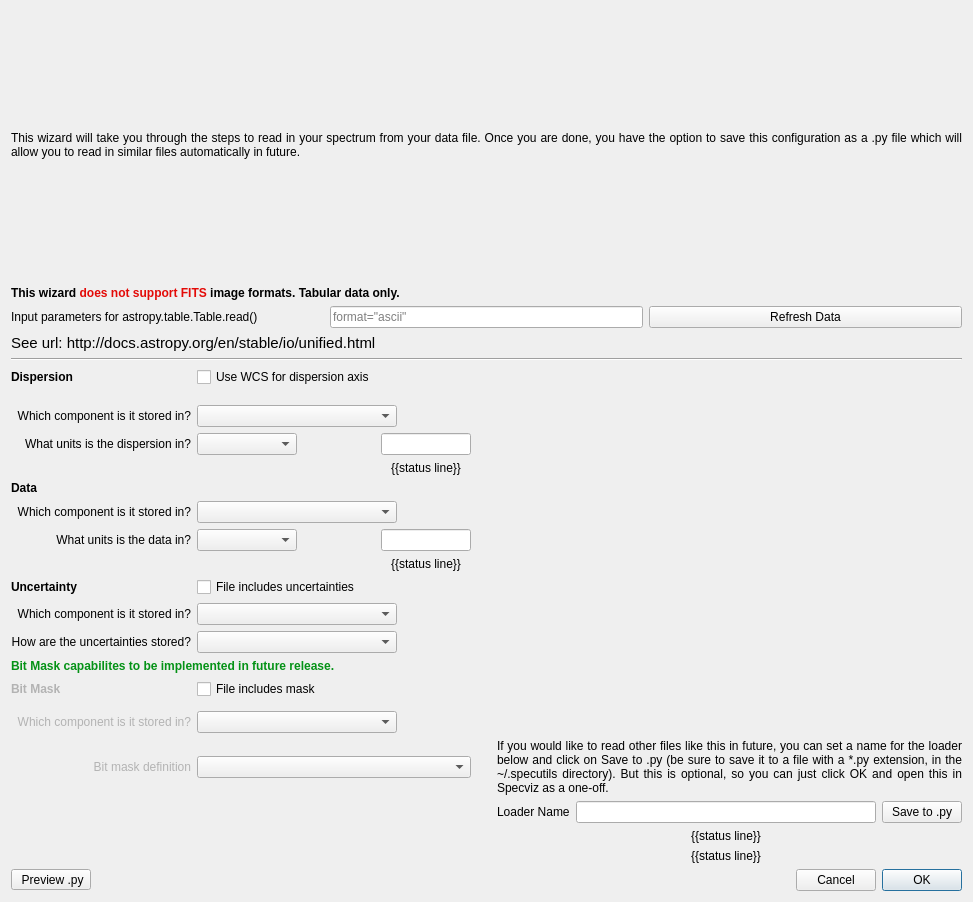
The window that specviz/plugins/loader_wizard/loader_wizard.ui (spacetelescope/specviz) describes before a commit, drawn with Qt 5.
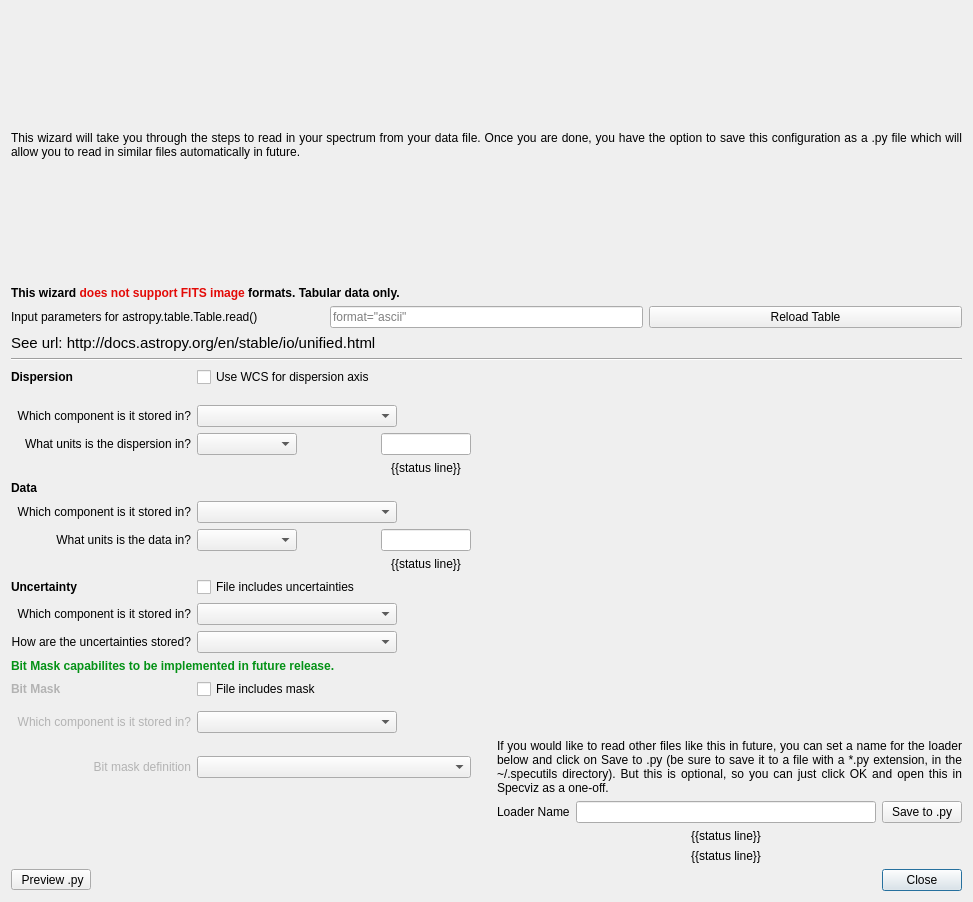
The same window after the commit.

The edit to the form file:
```diff
--- a/specviz/plugins/loader_wizard/loader_wizard.ui
+++ b/specviz/plugins/loader_wizard/loader_wizard.ui
@@ -36,7 +36,7 @@
    <item>
     <widget class="QLabel" name="label_8">
      <property name="text">
-      <string>&lt;html&gt;&lt;head/&gt;&lt;body&gt;&lt;p&gt;&lt;span style=&quot; font-weight:600; color:#000000;&quot;&gt;This wizard &lt;/span&gt;&lt;span style=&quot; font-weight:600; color:#e30a07;&quot;&gt;does not support FITS&lt;/span&gt;&lt;span style=&quot; font-weight:600; color:#000000;&quot;&gt; image formats. Tabular data only.&lt;/span&gt;&lt;/p&gt;&lt;/body&gt;&lt;/html&gt;</string>
+      <string>&lt;html&gt;&lt;head/&gt;&lt;body&gt;&lt;p&gt;&lt;span style=&quot; font-weight:600; color:#000000;&quot;&gt;This wizard &lt;/span&gt;&lt;span style=&quot; font-weight:600; color:#e30a07;&quot;&gt;does not support FITS image&lt;/span&gt;&lt;span style=&quot; font-weight:600; color:#000000;&quot;&gt; formats. Tabular data only.&lt;/span&gt;&lt;/p&gt;&lt;/body&gt;&lt;/html&gt;</string>
      </property>
     </widget>
    </item>
@@ -85,7 +85,7 @@
        <item>
         <widget class="QPushButton" name="button_refresh_data">
          <property name="text">
-          <string>Refresh Data</string>
+          <string>Reload Table</string>
          </property>
         </widget>
        </item>
@@ -615,17 +615,10 @@
        </property>
       </spacer>
      </item>
-     <item>
-      <widget class="QPushButton" name="button_cancel">
-       <property name="text">
-        <string>Cancel</string>
-       </property>
-      </widget>
-     </item>
      <item>
       <widget class="QPushButton" name="button_ok">
        <property name="text">
-        <string>OK</string>
+        <string>Close</string>
        </property>
        <property name="default">
         <bool>true</bool>
```
